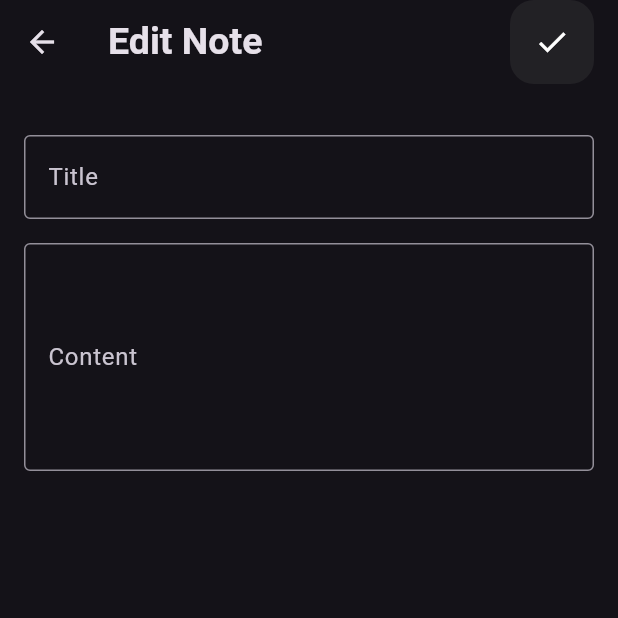
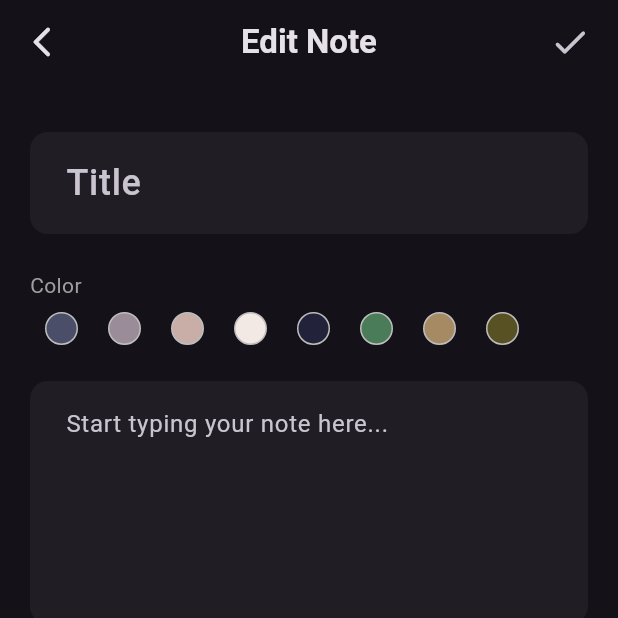
Before and after one commit to Moatasem-Official/Notes_App, a Flutter app: the EditNoteScreen screen opened directly with empty values, on a phone screen of 412 x 824 dp, the top half of it. Run offline on Flutter 3.47's test engine with Material 3 defaults, Android fonts, the phone set to English and light mode, and no system bars; our stand-ins replace bloc, device_preview, equatable, flutter_bloc, hive, hive_flutter; accounts and stored records are empty.

Commit message:
Improve Edit Note Screen Design

```diff
--- a/lib/presentation/screens/edit_note_screen.dart
+++ b/lib/presentation/screens/edit_note_screen.dart
@@ -2,8 +2,18 @@ import 'package:flutter/material.dart';
 import 'package:flutter_bloc/flutter_bloc.dart';
 import 'package:note_app/bussines_logic/cubits/cubit/notes_cubit.dart';
 import 'package:note_app/data/models/note_model.dart';
-import 'package:note_app/presentation/widgets/custom_app_bar.dart';
-import 'package:note_app/presentation/widgets/custom_text_field.dart';
+
+// قائمة الألوان لم تتغير
+const List<Color> kNoteColors = [
+  Color(0xff4A4E69),
+  Color(0xff9A8C98),
+  Color(0xffC9ADA7),
+  Color(0xffF2E9E4),
+  Color(0xff22223B),
+  Color(0xff4A7C59),
+  Color(0xffA68A64),
+  Color(0xff585123),
+];
 
 class EditNoteScreen extends StatefulWidget {
   const EditNoteScreen({super.key, required this.note});
@@ -15,76 +25,226 @@ class EditNoteScreen extends StatefulWidget {
 }
 
 class _EditNoteScreenState extends State<EditNoteScreen> {
-  GlobalKey<FormState> formKey = GlobalKey<FormState>();
+  final GlobalKey<FormState> _formKey = GlobalKey<FormState>();
+
+  late TextEditingController _titleController;
+  late TextEditingController _contentController;
+  late int _selectedColorValue;
+
+  @override
+  void initState() {
+    super.initState();
+    _titleController = TextEditingController(text: widget.note.title);
+    _contentController = TextEditingController(text: widget.note.content);
+    _selectedColorValue = widget.note.color;
+  }
+
+  @override
+  void dispose() {
+    _titleController.dispose();
+    _contentController.dispose();
+    super.dispose();
+  }
+
+  void _handleUpdateNote() {
+    if (_formKey.currentState!.validate()) {
+      widget.note
+        ..title = _titleController.text
+        ..content = _contentController.text
+        ..date = DateTime.now().toIso8601String()
+        ..color = _selectedColorValue;
+
+      BlocProvider.of<NotesCubit>(context).updateNote(widget.note);
+    }
+  }
 
   @override
   Widget build(BuildContext context) {
-    final titleController = TextEditingController(text: widget.note.title);
-    final contentController = TextEditingController(text: widget.note.content);
-    return Scaffold(
-      appBar: PreferredSize(
-        preferredSize: Size(double.infinity, 60),
-        child: CustomAppBar(
-          title: 'Edit Note',
-          icon: Icons.check,
-          onTap: () {
-            if (formKey.currentState!.validate()) {
-              widget.note
-                ..title = titleController.text
-                ..content = contentController.text
-                ..date = DateTime.now().toString();
+    // تحديد لون خلفية حقول النص بناءً على الوضع الفاتح/الداكن
+    final textFieldFillColor = Theme.of(context).brightness == Brightness.dark
+        ? Colors.white.withOpacity(0.05)
+        : Colors.black.withOpacity(0.05);
 
-              BlocProvider.of<NotesCubit>(context).updateNote(widget.note);
+    return BlocListener<NotesCubit, NotesCubitState>(
+      listener: (context, state) {
+        if (state is NotesActionSuccess) {
+          BlocProvider.of<NotesCubit>(context).getNotes();
+          Navigator.pop(context);
+        } else if (state is NotesActionError) {
+          ScaffoldMessenger.of(context).showSnackBar(
+            SnackBar(
+              content: Text(state.message),
+              backgroundColor: Colors.redAccent,
+            ),
+          );
         }
       },
+      child: Scaffold(
+        // === [التحسين الأول] إعادة الـ AppBar ===
+        appBar: AppBar(
+          leading: IconButton(
+            icon: const Icon(Icons.arrow_back_ios_new_rounded),
+            onPressed: () => Navigator.pop(context),
+          ),
+          backgroundColor: Colors.transparent, // شفاف
+          elevation: 0, // بدون ظل
+          title: const Text(
+            'Edit Note',
+            style: TextStyle(fontWeight: FontWeight.bold),
+          ),
+          centerTitle: true,
+          actions: [
+            IconButton(
+              icon: const Icon(Icons.check_rounded, size: 28),
+              onPressed: _handleUpdateNote,
+              tooltip: 'Save Note',
+            ),
+            const SizedBox(width: 8),
+          ],
+        ),
+        body: SingleChildScrollView(
+          child: Padding(
+            padding: const EdgeInsets.symmetric(horizontal: 20, vertical: 16),
+            child: Form(
+              key: _formKey,
+              child: Column(
+                crossAxisAlignment: CrossAxisAlignment.start,
+                children: [
+                  const SizedBox(height: 16),
+                  // === [التحسين الثاني] حقول نص واضحة وجميلة ===
+                  _buildTitleTextField(textFieldFillColor),
+                  const SizedBox(height: 24),
+                  _buildColorPalette(),
+                  const SizedBox(height: 24),
+                  _buildContentTextField(textFieldFillColor),
+                ],
               ),
             ),
-      body: BlocConsumer<NotesCubit, NotesCubitState>(
-        listener: (context, state) {
-          if (state is NotesActionSuccess) {
-            ScaffoldMessenger.of(
+          ),
+        ),
+      ),
+    );
+  }
+
+  Widget _buildTitleTextField(Color fillColor) {
+    return TextFormField(
+      controller: _titleController,
+      validator: (value) =>
+          value?.isEmpty ?? true ? 'Title cannot be empty' : null,
+      cursorColor: Color(_selectedColorValue),
+      style: const TextStyle(fontSize: 24, fontWeight: FontWeight.w500),
+      decoration: InputDecoration(
+        hintText: 'Title',
+        filled: true,
+        fillColor: fillColor,
+        contentPadding: const EdgeInsets.symmetric(
+          vertical: 16,
+          horizontal: 20,
+        ),
+        border: OutlineInputBorder(
+          borderRadius: BorderRadius.circular(12),
+          borderSide: BorderSide.none, // بدون إطار في الوضع العادي
+        ),
+        focusedBorder: OutlineInputBorder(
+          borderRadius: BorderRadius.circular(12),
+          // إطار ملون عند التركيز على الحقل
+          borderSide: BorderSide(color: Color(_selectedColorValue), width: 2),
+        ),
+      ),
+    );
+  }
+
+  Widget _buildContentTextField(Color fillColor) {
+    return TextFormField(
+      controller: _contentController,
+      validator: (value) =>
+          value?.isEmpty ?? true ? 'Content cannot be empty' : null,
+      cursorColor: Color(_selectedColorValue),
+      maxLines: 15, // عدد أسطر كافٍ للملاحظات الطويلة
+      minLines: 5,
+      style: const TextStyle(fontSize: 16, height: 1.6),
+      decoration: InputDecoration(
+        hintText: 'Start typing your note here...',
+        filled: true,
+        fillColor: fillColor,
+        contentPadding: const EdgeInsets.symmetric(
+          vertical: 16,
+          horizontal: 20,
+        ),
+        border: OutlineInputBorder(
+          borderRadius: BorderRadius.circular(12),
+          borderSide: BorderSide.none,
+        ),
+        focusedBorder: OutlineInputBorder(
+          borderRadius: BorderRadius.circular(12),
+          borderSide: BorderSide(color: Color(_selectedColorValue), width: 2),
+        ),
+      ),
+    );
+  }
+
+  Widget _buildColorPalette() {
+    return SizedBox(
+      height: 50,
+      child: Column(
+        crossAxisAlignment: CrossAxisAlignment.start,
+        children: [
+          const Text(
+            'Color',
+            style: TextStyle(color: Colors.grey, fontSize: 14),
+          ),
+          const SizedBox(height: 8),
+          Expanded(
+            child: ListView.builder(
+              scrollDirection: Axis.horizontal,
+              itemCount: kNoteColors.length,
+              itemBuilder: (context, index) {
+                final color = kNoteColors[index];
+                final bool isSelected = _selectedColorValue == color.value;
+                return GestureDetector(
+                  onTap: () {
+                    setState(() {
+                      _selectedColorValue = color.value;
+                    });
+                  },
+                  child: AnimatedContainer(
+                    duration: const Duration(milliseconds: 250),
+                    margin: const EdgeInsets.symmetric(horizontal: 5),
+                    width: 32,
+                    height: 32,
+                    decoration: BoxDecoration(
+                      color: color,
+                      shape: BoxShape.circle,
+                      border: isSelected
+                          ? Border.all(
+                              color: Theme.of(
                                 context,
-            ).showSnackBar(SnackBar(content: Text(state.message)));
-            Navigator.pop(context);
-          } else if (state is NotesActionError) {
-            ScaffoldMessenger.of(
-              context,
-            ).showSnackBar(SnackBar(content: Text(state.message)));
-          }
-        },
-        builder: (context, state) {
-          return Form(
-            key: formKey,
-            child: Column(
-              children: [
-                const SizedBox(height: 30),
-                CustomTextField(
-                  controller: titleController,
-                  labelText: 'Title',
-                  validate: (p0) {
-                    if (p0!.isEmpty) {
-                      return 'Title Must Not Be Empty';
-                    }
-                    return null;
+                              ).textTheme.bodyLarge!.color!,
+                              width: 2,
+                            )
+                          : Border.all(color: Colors.grey.shade400, width: 1),
+                    ),
+                    child: isSelected
+                        ? Icon(
+                            Icons.check,
+                            color: isDarkColor(color)
+                                ? Colors.white
+                                : Colors.black,
+                            size: 18,
+                          )
+                        : null,
+                  ),
+                );
               },
             ),
-                const SizedBox(height: 16),
-                CustomTextField(
-                  controller: contentController,
-                  labelText: 'Content',
-                  maxLines: 5,
-                  validate: (p0) {
-                    if (p0!.isEmpty) {
-                      return 'Content Must Not Be Empty';
-                    }
-                    return null;
-                  },
           ),
         ],
       ),
     );
-        },
-      ),
-    );
+  }
+
+  // دالة مساعدة لتحديد إذا كان اللون غامقًا أم فاتحًا
+  bool isDarkColor(Color color) {
+    return color.computeLuminance() < 0.5;
   }
 }
--- a/lib/presentation/screens/home_screen.dart
+++ b/lib/presentation/screens/home_screen.dart
@@ -56,7 +56,7 @@ class _HomeScreenState extends State<HomeScreen> {
             },
           );
         },
-        child: Icon(Icons.add, color: Colors.black),
+        child: Icon(Icons.add, color: Colors.white),
       ),
       body: SingleChildScrollView(
         child: BlocConsumer<NotesCubit, NotesCubitState>(
```
Lines whose indentation alone changed are shown as unchanged.
